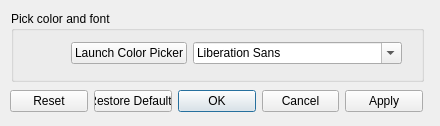
Before: the Qt Designer form src/Interface/Modules/Visualization/ShowString.ui in SCIInstitute/SCIRun, drawn with Qt 5.
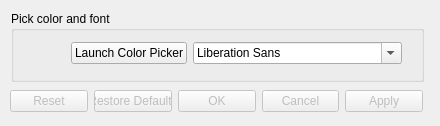
After: the same form once the commit is applied.

```diff
--- a/src/Interface/Modules/Visualization/ShowString.ui
+++ b/src/Interface/Modules/Visualization/ShowString.ui
@@ -26,6 +26,9 @@
    <string>Dialog</string>
   </property>
   <widget class="QDialogButtonBox" name="buttonBox">
+   <property name="enabled">
+    <bool>false</bool>
+   </property>
    <property name="geometry">
     <rect>
      <x>10</x>
```
